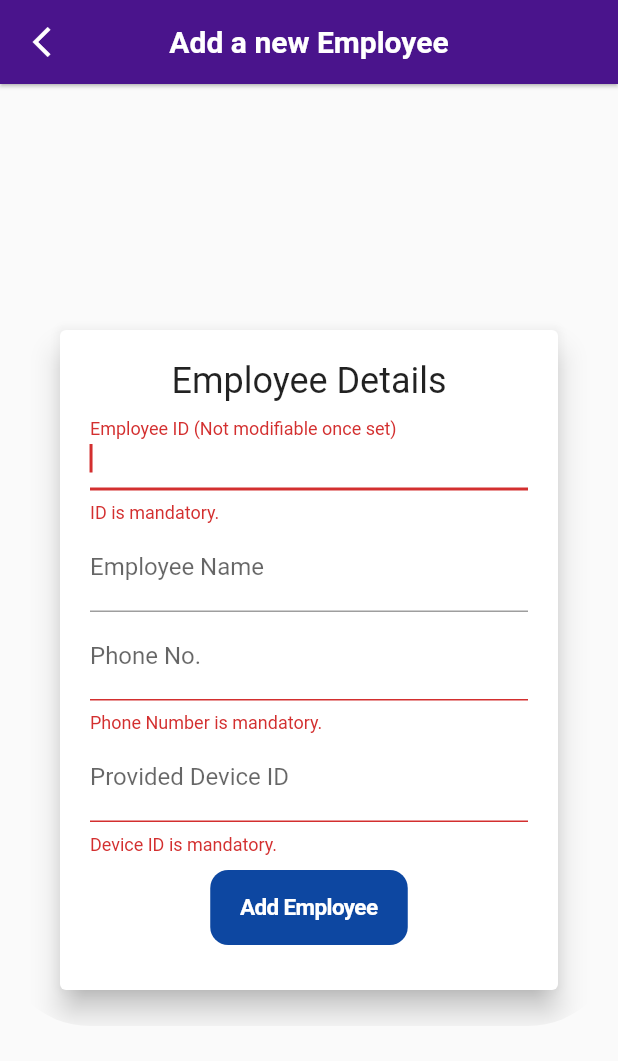
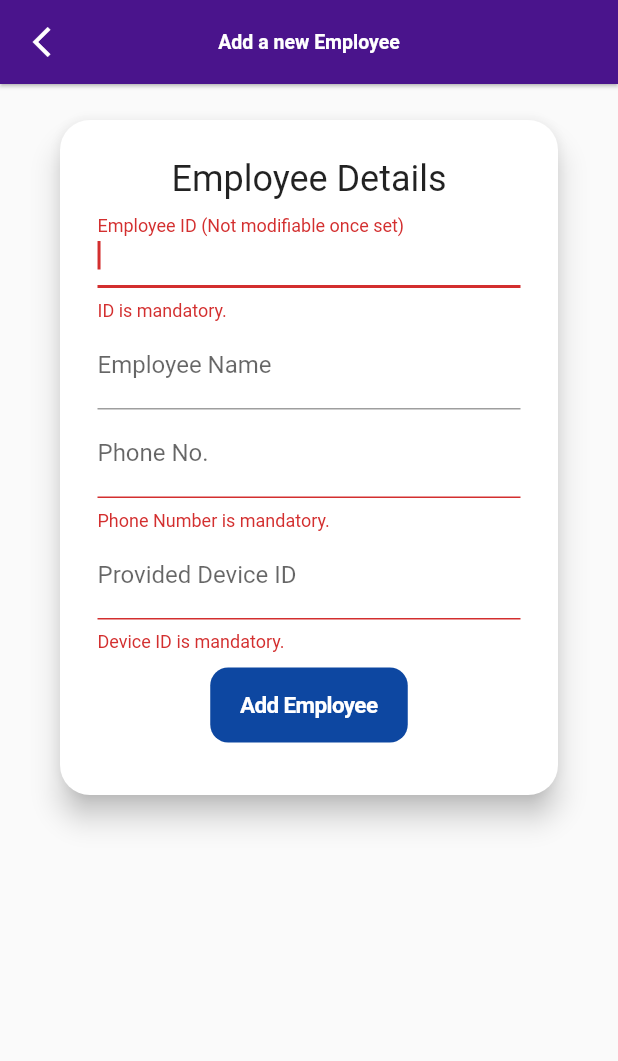
Before and after one commit to Dhi13man/SafeSyncIoT, a Flutter app: the EmployeeAdd screen opened directly, on a phone screen of 412 x 824 dp. Shown: the top 1061 px of the screen. Run offline on Flutter 3.47's test engine with Material 2 defaults, Android fonts, the phone set to English and light mode, and no system bars; our stand-ins replace bloc, flutter_bloc, moor, page_transition, simple_animations, sqflite and 1 more; missing offline and left inert: moor2csv, undo; accounts and stored records are empty; generated files the repository leaves out were written again; statements that could not run were skipped.

Commit message:
UI optimized for Mobile Devices too.

```diff
--- a/lib/UI/ContactPage/contactPage.dart
+++ b/lib/UI/ContactPage/contactPage.dart
@@ -9,10 +9,7 @@ class ContactPage extends StatelessWidget {
     Size _dimensions = MediaQuery.of(context).size;
     return Scaffold(
       appBar: AppBar(
-        title: Text(
-          'Contact the Creators!',
-          style: TextStyle(fontWeight: FontWeight.bold, fontSize: 20),
-        ),
+        title: importantConstants.appBarText('Contact the Creators!'),
         elevation: 1,
         centerTitle: true,
         backgroundColor: importantConstants.bgGradBegin,
--- a/lib/UI/ContactPage/contactPageCard.dart
+++ b/lib/UI/ContactPage/contactPageCard.dart
@@ -44,7 +44,10 @@ class ContactCard extends StatelessWidget {
                           : null,
                     ),
                   ),
-                  importantConstants.cardText(githubURL),
+                  importantConstants.cardText(
+                    githubURL,
+                    style: TextStyle(fontSize: 10, fontWeight: FontWeight.w600),
+                  ),
                 ],
               ),
             ],
--- a/lib/UI/employeeManage/components/employeeAdd.dart
+++ b/lib/UI/employeeManage/components/employeeAdd.dart
@@ -1,5 +1,6 @@
 import 'package:flutter/cupertino.dart';
 import 'package:flutter/material.dart';
+import 'package:provider/single_child_widget.dart';
 
 import 'package:safe_sync/Backend/bloc/databaseBloc.dart';
 import 'package:safe_sync/Backend/constants.dart';
@@ -96,11 +97,11 @@ class _EmployeeFormState extends State<EmployeeForm> {
       false
     ];
     double _width = MediaQuery.of(context).size.width;
-    return SingleChildScrollView(
-      child: Dialog(
+    return Dialog(
       elevation: 8,
+      shape: RoundedRectangleBorder(borderRadius: BorderRadius.circular(20)),
       child: Container(
-          padding: EdgeInsets.all(20),
+        padding: EdgeInsets.all(25),
         child: Column(
           mainAxisSize: MainAxisSize.max,
           children: [
@@ -181,8 +182,7 @@ class _EmployeeFormState extends State<EmployeeForm> {
               width: _width,
               child: CupertinoButton(
                 color: importantConstants.bgGradMid,
-                  child:
-                      Text((employee == null) ? 'Add Employee' : 'Update Info',
+                child: Text((employee == null) ? 'Add Employee' : 'Update Info',
                     style: TextStyle(
                       fontSize: 15,
                       color: importantConstants.textLightestColor,
@@ -210,7 +210,6 @@ class _EmployeeFormState extends State<EmployeeForm> {
           ],
         ),
       ),
-      ),
     );
   }
 }
@@ -220,15 +219,13 @@ class EmployeeAdd extends StatelessWidget {
 
   @override
   Widget build(BuildContext context) {
-    Size _dimensions = MediaQuery.of(context).size;
     // As arguments are passed from other pages through Navigator.pushNamed
     Employee employee = ModalRoute.of(context).settings.arguments;
     return Scaffold(
       appBar: AppBar(
         title: // Changes based on whether Adding new or editing.
-            Text(
+            importantConstants.appBarText(
           (employee == null) ? 'Add a new Employee' : 'Update Employee',
-          style: TextStyle(fontWeight: FontWeight.bold),
         ),
         centerTitle: true,
         backgroundColor: importantConstants.bgGradBegin,
@@ -239,15 +236,9 @@ class EmployeeAdd extends StatelessWidget {
         ),
       ),
       body: importantConstants.withBackgroundPlasma(
-        child: Container(
-          width: _dimensions.width,
-          height: _dimensions.height,
-          color: Colors.transparent,
-          alignment: Alignment.center,
-          child: ClipRRect(
-            borderRadius: BorderRadius.circular(60),
+        child: SingleChildScrollView(
+          scrollDirection: Axis.vertical,
           child: EmployeeForm(employee: employee),
-          ),
         ),
       ),
     );
--- a/lib/UI/home/components/attendance/attendance.dart
+++ b/lib/UI/home/components/attendance/attendance.dart
@@ -15,7 +15,7 @@ class InfoText extends StatelessWidget {
   Widget build(BuildContext context) {
     return Container(
       alignment: Alignment.bottomLeft,
-      padding: const EdgeInsets.all(10.0),
+      padding: const EdgeInsets.all(3.0),
       margin: const EdgeInsets.only(top: 10.0),
       child: Text(
         this._text,
--- a/lib/UI/home/components/logs/components/contactEventSummary.dart
+++ b/lib/UI/home/components/logs/components/contactEventSummary.dart
@@ -189,10 +189,7 @@ class ContactEventSummary extends StatelessWidget {
     return Scaffold(
       appBar: AppBar(
         // Changes based on whether Adding new or editing.
-        title: Text(
-          'Summary of Contacts',
-          style: TextStyle(fontWeight: FontWeight.bold),
-        ),
+        title: importantConstants.appBarText('Summary of Contacts'),
         centerTitle: true,
         backgroundColor: importantConstants.bgGradBegin,
         elevation: 1,
--- a/lib/UI/home/components/statistics/components/filteredEvents.dart
+++ b/lib/UI/home/components/statistics/components/filteredEvents.dart
@@ -99,11 +99,10 @@ class FilteredEventsView extends StatelessWidget {
     return Scaffold(
       appBar: AppBar(
         // Changes based on whether Adding new or editing.
-        title: Text(
+        title: importantConstants.appBarText(
           (filterType == 'deviceID')
               ? 'Employee Events Log'
               : 'Showing all contacts',
-          style: TextStyle(fontWeight: FontWeight.bold),
         ),
         centerTitle: true,
         backgroundColor: importantConstants.bgGradBegin,
--- a/lib/UI/sidebar.dart
+++ b/lib/UI/sidebar.dart
@@ -22,7 +22,7 @@ class BoredClock extends StatelessWidget {
           snapshot.data,
           style: TextStyle(
             fontWeight: FontWeight.bold,
-            fontSize: (importantConstants.onMobileScreen) ? 10 : 20,
+            fontSize: 20,
             color: Colors.white,
             letterSpacing: 1.5,
           ),
@@ -97,7 +97,7 @@ class SideBarDrawer extends StatelessWidget {
                   style: TextStyle(
                     color: Colors.white,
                     fontWeight: FontWeight.bold,
-                    fontSize: (importantConstants.onMobileScreen) ? 15 : 30.0,
+                    fontSize: (importantConstants.onMobileScreen) ? 25 : 30.0,
                     letterSpacing: 1.5,
                   ),
                 ),
```
Also changed, not shown: lib/Backend/constants.dart (+16 -4 lines), lib/UI/employeeManage/employeeManage.dart (+7 -6 lines), lib/UI/home/components/attendance/Components/attendanceCard.dart (+18 -14 lines), lib/UI/home/components/logs/components/eventCard.dart (+13 -8 lines), lib/UI/home/components/logs/components/filterBar.dart (+10 -3 lines), lib/UI/home/components/statistics/components/specificDetail.dart (+10 -3 lines), 1 other file. Lines whose indentation alone changed are shown as unchanged.
